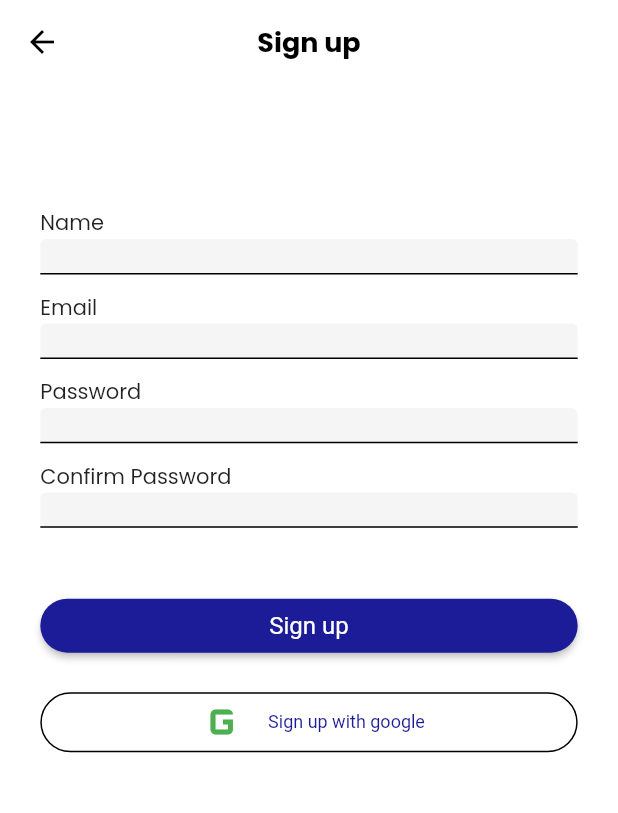
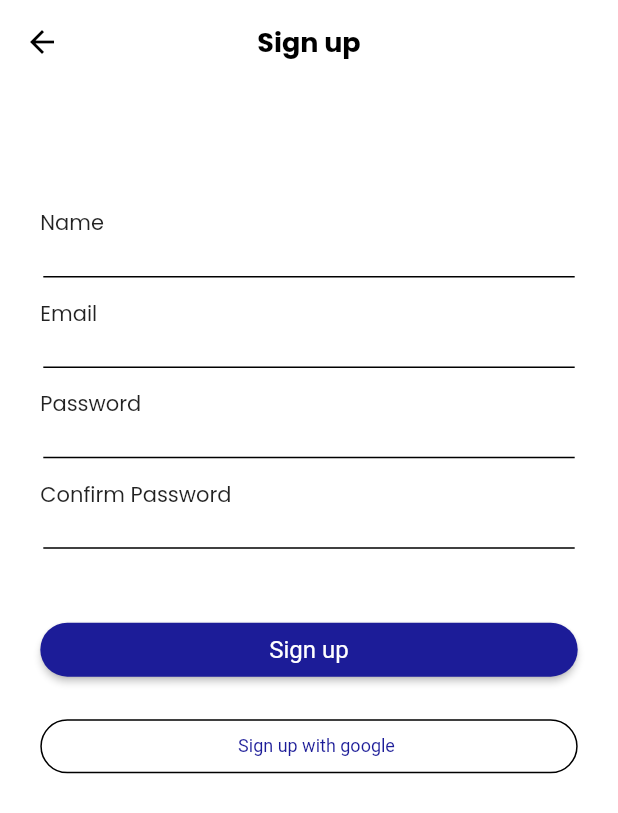
Before and after one commit to SichangiFelix/SHED_solution, a Flutter app: the SignupPage screen opened directly, on a phone screen of 412 x 824 dp. Shown: the top 813 px of the screen. Run offline on Flutter 3.47's test engine with Material 2 defaults, Android fonts, the phone set to English and light mode, and no system bars; our stand-ins replace cloud_firestore, firebase_auth, firebase_core, flex_color_scheme, flutter_svg, google_sign_in; accounts and stored records are empty; network calls fail.

Commit message:
Fixed wierd looking text fields

```diff
--- a/lib/src/common/widgets/auth_input_field.dart
+++ b/lib/src/common/widgets/auth_input_field.dart
@@ -21,10 +21,12 @@ class AuthInputField extends StatelessWidget {
     return Container(
       width: screenWidth/1.15,
       height: screenHeight/35,
+      margin: EdgeInsets.all(2),
       child: TextFormField(
         obscureText: isObsecured == null? false:isObsecured!,
         controller: controller,
         decoration: const InputDecoration(
+          filled: false,
             border: UnderlineInputBorder(
                 borderSide: BorderSide(
                   width: 1,
@@ -35,7 +37,12 @@ class AuthInputField extends StatelessWidget {
                 borderSide: BorderSide(
                   width: 1,
                 )
-            )
+            ),
+          focusedBorder: UnderlineInputBorder(
+              borderSide: BorderSide(
+                width: 1,
+              )
+          ),
         ),
       ),
     );
--- a/lib/src/common/widgets/google_signin_button.dart
+++ b/lib/src/common/widgets/google_signin_button.dart
@@ -33,7 +33,6 @@ class GoogleSigninButton extends StatelessWidget {
             child: Row(
               mainAxisAlignment: MainAxisAlignment.center,
               children: [
-               const Icon(Icons.g_mobiledata, color: Colors.green, size: 40,),
                 const SizedBox(
                   width: 10,
                 ),
```
